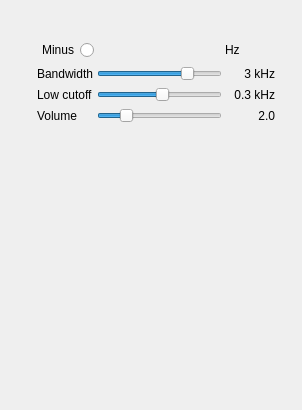
Old version of the form plugins/channel/ssb/ssbdemodgui.ui in the repository f4exb/sdrangel.
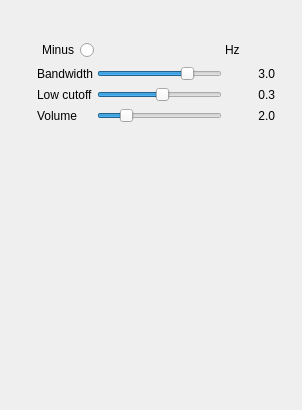
New version of the form. Custom widgets are drawn as their Qt base class.

Patch:
```diff
--- a/plugins/channel/ssb/ssbdemodgui.ui
+++ b/plugins/channel/ssb/ssbdemodgui.ui
@@ -85,7 +85,7 @@
        </size>
       </property>
       <property name="text">
-       <string>3 kHz</string>
+       <string>3.0</string>
       </property>
       <property name="alignment">
        <set>Qt::AlignRight|Qt::AlignTrailing|Qt::AlignVCenter</set>
@@ -202,7 +202,7 @@
        </size>
       </property>
       <property name="text">
-       <string>0.3 kHz</string>
+       <string>0.3</string>
       </property>
       <property name="alignment">
        <set>Qt::AlignRight|Qt::AlignTrailing|Qt::AlignVCenter</set>
```
